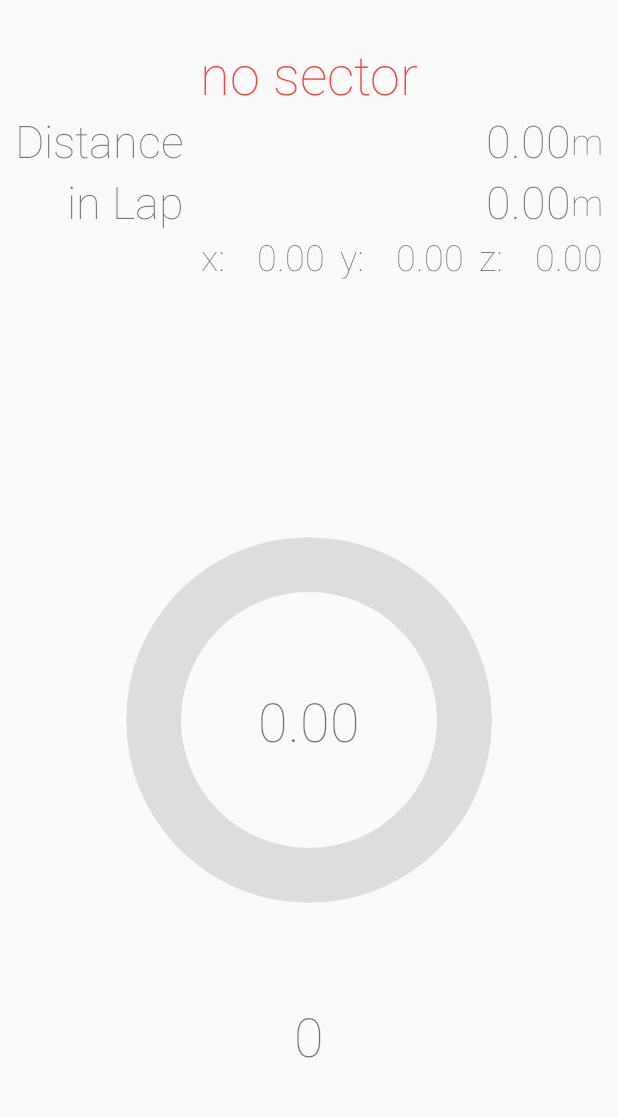
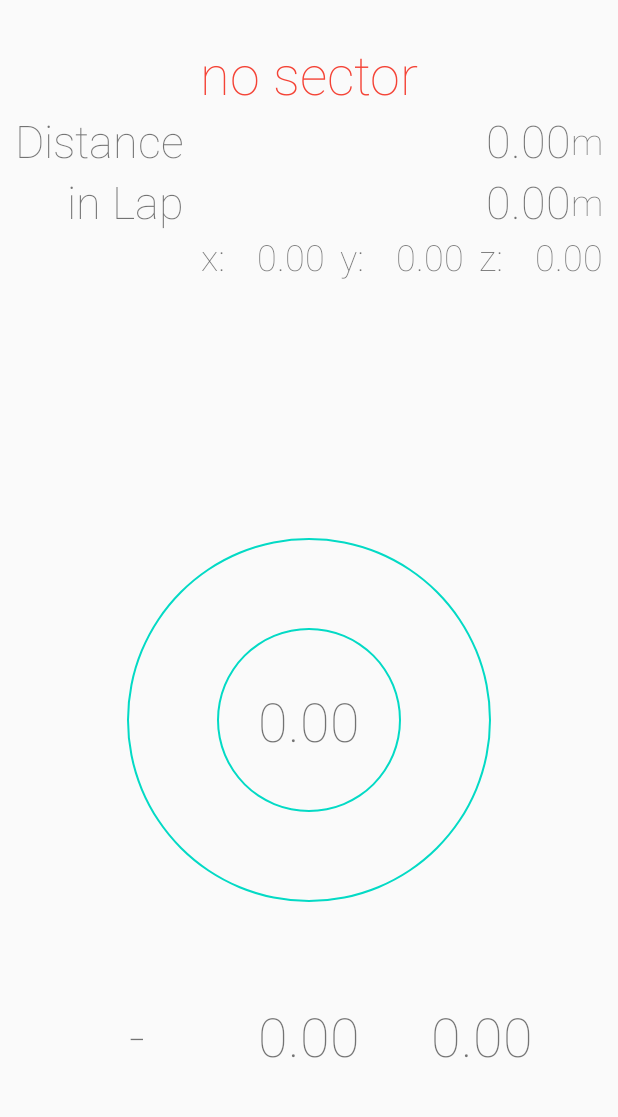
Before and after one commit to KnightsWhoSayNi0/ForzaTelemetry, an Android app: the screen it shows after launch (MainActivity), on a phone screen of 412 x 824 dp, the part 62-1179 px from its top. Run offline under Robolectric (Android 15) with nearby library versions, the phone set to English and light mode, and no system bars; our stand-ins replace data binding.

Commit message:
messed things up further

```diff
--- a/app/src/main/java/de/henrikkaltenbach/forzatelemetry/network/DataProcessor.java
+++ b/app/src/main/java/de/henrikkaltenbach/forzatelemetry/network/DataProcessor.java
@@ -46,6 +46,14 @@ public class DataProcessor {
 
         if (!raceOn || telemetry.getIsRaceOn() == 1) {
             if (counter % processingRate == 0) {
+                proceedParsing(data, counter);
+            }
+        } else {
+            resetMaxMeasuredValues();
+        }
+    }
+
+    private void proceedParsing(byte[] data, int counter) {
         // region Forza data out
         //
         telemetry.setEngineMaxRpm(getBytes(data, 8, 12).getFloat());
@@ -170,16 +178,12 @@ public class DataProcessor {
         }
         // endregion Calculated data
     }
-        } else {
+
+    private void resetMaxMeasuredValues() {
         calculated.setMaxMeasuredAcceleration(-1f);
-            calculated.setMaxMeasuredBoost(-1f);
+        calculated.setMaxMeasuredBoost(100f);
         calculated.setMaxMeasuredDeceleration(-1f);
         calculated.setMaxMeasuredRpm(-1f);
-        }
-    }
-
-    private void proceedParsing() {
-
     }
 
     public void setRaceOn(boolean raceOn) {
--- /dev/null
+++ b/app/src/main/java/de/henrikkaltenbach/forzatelemetry/util/FloatUtil.java
@@ -0,0 +1,14 @@
+package de.henrikkaltenbach.forzatelemetry.util;
+
+public class FloatUtil {
+
+    private FloatUtil() {}
+
+    public float convertFahrenheitToCelsius(float temperature) {
+        return (temperature - 32f) / 1.8f;
+    }
+
+    public float convertPsiToBar(float pressure) {
+        return pressure * 0.06894757f;
+    }
+}
--- /dev/null
+++ b/app/src/main/java/de/henrikkaltenbach/forzatelemetry/util/StringUtil.java
@@ -0,0 +1,12 @@
+package de.henrikkaltenbach.forzatelemetry.util;
+
+import java.util.Locale;    // Todo: decide on locale
+
+public class StringUtil {
+
+    private StringUtil() {}
+
+    public String format1p2(float fpNumber) {
+        return String.format(Locale.GERMANY, "%f", fpNumber);
+    }
+}
--- a/app/src/main/java/de/henrikkaltenbach/forzatelemetry/viewmodels/CalculatedViewModel.java
+++ b/app/src/main/java/de/henrikkaltenbach/forzatelemetry/viewmodels/CalculatedViewModel.java
@@ -255,14 +255,8 @@ public class CalculatedViewModel extends BaseObservable {
     }
 
     @Bindable
-    public int getBoostProgress() {
-        int boostProgress = 0;
-        float boostPsi = telemetry.getBoostPsi();
-        float maxMeasrdBoost = maxMeasuredBoost;
-        float fraction = boostPsi / maxMeasrdBoost;
-        float percentage = fraction * 100;
-        boostProgress = (int) percentage;
-        return boostProgress;
+    public int getBoostProgressBarProgress() {
+        return Math.round(telemetry.getBoostPsi() / maxMeasuredBoost * 100f);
     }
     // endregion Getter
 
@@ -308,9 +302,11 @@ public class CalculatedViewModel extends BaseObservable {
     }
 
     public void setMaxMeasuredBoost(float maxMeasuredBoost) {
-        this.maxMeasuredBoost = maxMeasuredBoost;
-        notifyPropertyChanged(BR.maxMeasuredBoostBar);
-        notifyPropertyChanged(BR.maxMeasuredBoostPsi);
+        if (this.maxMeasuredBoost != maxMeasuredBoost) {    // Todo: remove value changed check because unnecessary.
+            this.maxMeasuredBoost = maxMeasuredBoost;
+            notifyPropertyChanged(BR.maxMeasuredBoostPsi);
+            notifyPropertyChanged(BR.maxMeasuredBoostBar);
+        }
     }
 
     public void setMaxMeasuredDeceleration(float maxMeasuredDeceleration) {
--- a/app/src/main/java/de/henrikkaltenbach/forzatelemetry/viewmodels/TelemetryViewModel.java
+++ b/app/src/main/java/de/henrikkaltenbach/forzatelemetry/viewmodels/TelemetryViewModel.java
@@ -1068,13 +1068,13 @@ public class TelemetryViewModel extends BaseObservable {
         if (this.boost != boost) {
             if (calculated.getMaxMeasuredBoostPsi() < boost) {
                 calculated.setMaxMeasuredBoost(boost);
+                notifyPropertyChanged(BR.maxMeasuredBoostPsi);
+                notifyPropertyChanged(BR.maxMeasuredBoostBar);
             }
             this.boost = boost;
             notifyPropertyChanged(BR.boostPsi);
             notifyPropertyChanged(BR.boostBar);
-            notifyPropertyChanged(BR.maxMeasuredBoostPsi);
-            notifyPropertyChanged(BR.maxMeasuredBoostBar);
-            notifyPropertyChanged(BR.boostProgress);
+
         }
     }
 
--- a/app/src/main/res/drawable/circle.xml
+++ b/app/src/main/res/drawable/circle.xml
@@ -3,9 +3,19 @@
     <item>
         <shape
                 android:shape="ring"
-                android:thicknessRatio="7"
+                android:innerRadius="120dp"
+                android:thickness="1dp"
                 android:useLevel="false">
-            <solid android:color="#DDD" />
+            <solid android:color="@color/colorAccent" />
+        </shape>
+    </item>
+    <item>
+        <shape
+                android:shape="ring"
+                android:innerRadius="60dp"
+                android:thickness="1dp"
+                android:useLevel="false">
+            <solid android:color="@color/colorAccent" />
         </shape>
     </item>
     <item>
--- a/app/src/main/res/layout/activity_main.xml
+++ b/app/src/main/res/layout/activity_main.xml
@@ -29,11 +29,11 @@
                 android:layout_margin="10dp"
                 android:layout_width="match_parent">
             <TextView
+                    android:text="@{calculated.sector}"
                     android:fontFamily="sans-serif-thin"
                     android:id="@+id/tvSector"
                     android:layout_height="wrap_content"
                     android:layout_width="wrap_content"
-                    android:text="@{calculated.sector}"
                     android:textAlignment="center"
                     android:textColor="@{calculated.sector.equals(@string/label_no_sector) ? @color/red : @color/yellow}"
                     android:textSize="36sp"
@@ -41,118 +41,118 @@
                     app:layout_constraintStart_toStartOf="parent"
                     app:layout_constraintTop_toTopOf="parent"/>
             <TextView
+                    android:text="@string/label_distance"
                     android:fontFamily="sans-serif-thin"
                     android:id="@+id/tvDistance"
                     android:layout_height="wrap_content"
                     android:layout_width="wrap_content"
-                    android:text="@string/label_distance"
                     android:textSize="30sp"
                     app:layout_constraintStart_toStartOf="parent"
                     app:layout_constraintTop_toBottomOf="@+id/tvSector"/>
             <TextView
+                    android:text="@{@string/format_f8p2(telemetry.distanceTraveledTotal)}"
                     android:fontFamily="sans-serif-thin"
                     android:id="@+id/tvDistanceTraveledTotal"
                     android:layout_height="wrap_content"
                     android:layout_width="wrap_content"
-                    android:text="@{@string/format_f8p2(telemetry.distanceTraveledTotal)}"
                     android:textSize="30sp"
                     app:layout_constraintEnd_toStartOf="@+id/tvMeter"
                     app:layout_constraintTop_toBottomOf="@+id/tvSector"/>
             <TextView
+                    android:text="@string/unit_meter"
                     android:fontFamily="sans-serif-thin"
                     android:id="@+id/tvMeter"
                     android:layout_height="wrap_content"
                     android:layout_width="wrap_content"
-                    android:text="@string/unit_meter"
                     android:textSize="24sp"
                     app:layout_constraintBottom_toBottomOf="@+id/tvDistanceTraveledTotal"
                     app:layout_constraintEnd_toEndOf="parent"
                     app:layout_constraintTop_toBottomOf="@+id/tvSector"/>
             <TextView
+                    android:text="@string/label_in_lap"
                     android:fontFamily="sans-serif-thin"
                     android:id="@+id/tvInLap"
                     android:layout_height="wrap_content"
                     android:layout_width="wrap_content"
-                    android:text="@string/label_in_lap"
                     android:textSize="30sp"
                     app:layout_constraintEnd_toEndOf="@+id/tvDistance"
                     app:layout_constraintTop_toBottomOf="@+id/tvDistance"/>
             <TextView
+                    android:text="@{@string/format_f8p2(telemetry.distanceTraveledLap)}"
                     android:fontFamily="sans-serif-thin"
                     android:id="@+id/tvDistanceTraveledLap"
                     android:layout_height="wrap_content"
                     android:layout_width="wrap_content"
-                    android:text="@{@string/format_f8p2(telemetry.distanceTraveledLap)}"
                     android:textSize="30sp"
                     app:layout_constraintEnd_toStartOf="@+id/tvMeter2"
                     app:layout_constraintTop_toBottomOf="@+id/tvDistanceTraveledTotal"/>
             <TextView
+                    android:text="@string/unit_meter"
                     android:fontFamily="sans-serif-thin"
                     android:id="@+id/tvMeter2"
                     android:layout_height="wrap_content"
                     android:layout_width="wrap_content"
-                    android:text="@string/unit_meter"
                     android:textSize="24sp"
                     app:layout_constraintBottom_toBottomOf="@+id/tvDistanceTraveledLap"
                     app:layout_constraintEnd_toEndOf="parent"
                     app:layout_constraintTop_toBottomOf="@+id/tvDistanceTraveledTotal"/>
             <TextView
+                    android:text="@string/label_positionX"
                     android:fontFamily="sans-serif-thin"
                     android:id="@+id/tvX"
                     android:layout_height="wrap_content"
                     android:layout_width="wrap_content"
                     android:paddingEnd="10dp"
                     android:paddingStart="10dp"
-                    android:text="@string/label_positionX"
                     android:textSize="24sp"
                     app:layout_constraintTop_toBottomOf="@+id/tvDistanceTraveledLap"
                     app:layout_constraintEnd_toStartOf="@+id/tvPositionX"/>
             <TextView
+                    android:text="@{@string/format_f6p2(telemetry.positionX)}"
                     android:fontFamily="sans-serif-thin"
                     android:id="@+id/tvPositionX"
                     android:layout_height="wrap_content"
                     android:layout_width="wrap_content"
-                    android:text="@{@string/format_f6p2(telemetry.positionX)}"
                     android:textSize="24sp"
                     app:layout_constraintTop_toBottomOf="@+id/tvDistanceTraveledLap"
                     app:layout_constraintEnd_toStartOf="@+id/tvY"/>
             <TextView
+                    android:text="@string/label_positionY"
                     android:fontFamily="sans-serif-thin"
                     android:id="@+id/tvY"
                     android:layout_height="wrap_content"
                     android:layout_width="wrap_content"
                     android:paddingEnd="10dp"
                     android:paddingStart="10dp"
-                    android:text="@string/label_positionY"
                     android:textSize="24sp"
                     app:layout_constraintTop_toBottomOf="@+id/tvDistanceTraveledLap"
                     app:layout_constraintEnd_toStartOf="@+id/tvPositionY"/>
             <TextView
+                    android:text="@{@string/format_f6p2(telemetry.positionY)}"
                     android:fontFamily="sans-serif-thin"
                     android:id="@+id/tvPositionY"
                     android:layout_height="wrap_content"
                     android:layout_width="wrap_content"
-                    android:text="@{@string/format_f6p2(telemetry.positionY)}"
                     android:textSize="24sp"
                     app:layout_constraintTop_toBottomOf="@+id/tvDistanceTraveledLap"
                     app:layout_constraintEnd_toStartOf="@+id/tvZ"/>
             <TextView
+                    android:text="@string/label_positionZ"
                     android:fontFamily="sans-serif-thin"
                     android:id="@+id/tvZ"
                     android:layout_height="wrap_content"
                     android:layout_width="wrap_content"
                     android:paddingEnd="10dp"
                     android:paddingStart="10dp"
-                    android:text="@string/label_positionZ"
                     android:textSize="24sp"
                     app:layout_constraintTop_toBottomOf="@+id/tvDistanceTraveledLap"
                     app:layout_constraintEnd_toStartOf="@+id/tvPositionZ"/>
             <TextView
+                    android:text="@{@string/format_f6p2(telemetry.positionZ)}"
                     android:fontFamily="sans-serif-thin"
                     android:id="@+id/tvPositionZ"
                     android:layout_height="wrap_content"
                     android:layout_width="wrap_content"
-                    android:text="@{@string/format_f6p2(telemetry.positionZ)}"
                     android:textSize="24sp"
                     app:layout_constraintTop_toBottomOf="@+id/tvDistanceTraveledLap"
                     app:layout_constraintEnd_toEndOf="parent"/>
@@ -160,15 +160,15 @@
                     android:id="@+id/pbBoost"
                     android:layout_width="256dp"
                     android:layout_height="256dp"
-                    android:progress="@{calculated.boostProgress}"
+                    android:progress="@{calculated.boostProgressBarProgress}"
                     style="@style/CircularDeterminateProgressBar"
                     app:layout_constraintStart_toStartOf="parent"
                     app:layout_constraintTop_toBottomOf="@+id/tvX"
                     app:layout_constraintEnd_toEndOf="parent"
                     app:layout_constraintBottom_toBottomOf="parent"/>
             <TextView
+                    android:text="@{@string/format_f3p2(telemetry.boostBar)}"
                     android:id="@+id/tvBoost"
-                    android:text="@{@string/format_f3p2(telemetry.boostBar)}"
                     android:layout_width="wrap_content"
                     android:layout_height="wrap_content"
                     android:fontFamily="sans-serif-thin"
@@ -178,16 +178,38 @@
                     app:layout_constraintEnd_toEndOf="@+id/pbBoost"
                     app:layout_constraintStart_toStartOf="@+id/pbBoost"/>
             <TextView
+                    android:text="-"
+                    android:layout_width="wrap_content"
+                    android:layout_height="wrap_content"
+                    android:id="@+id/textView"
+                    app:layout_constraintBottom_toBottomOf="parent"
+                    app:layout_constraintTop_toBottomOf="@+id/pbBoost"
+                    app:layout_constraintEnd_toStartOf="@+id/tvBoostProgress"
+                    app:layout_constraintStart_toStartOf="parent"
+                    android:fontFamily="sans-serif-thin"
+                    android:textSize="36sp"/>
+            <TextView
                     android:id="@+id/tvBoostProgress"
-                    android:text="@{String.valueOf(calculated.boostProgress)}"
+                    android:text="@{@string/format_f3p2(telemetry.boostBar)}"
                     android:layout_width="wrap_content"
                     android:layout_height="wrap_content"
                     android:fontFamily="sans-serif-thin"
                     android:textSize="36sp"
                     app:layout_constraintBottom_toBottomOf="parent"
+                    app:layout_constraintTop_toBottomOf="@+id/pbBoost"
                     app:layout_constraintEnd_toEndOf="parent"
-                    app:layout_constraintStart_toStartOf="parent"
-                    app:layout_constraintTop_toBottomOf="@+id/pbBoost"/>
+                    app:layout_constraintStart_toStartOf="parent"/>
+            <TextView
+                    android:text="@{@string/format_f3p2(calculated.maxMeasuredBoostBar)}"
+                    android:layout_width="wrap_content"
+                    android:layout_height="wrap_content"
+                    android:id="@+id/textView2"
+                    app:layout_constraintBottom_toBottomOf="parent"
+                    app:layout_constraintTop_toBottomOf="@+id/pbBoost"
+                    app:layout_constraintEnd_toEndOf="parent"
+                    app:layout_constraintStart_toEndOf="@+id/tvBoostProgress"
+                    android:fontFamily="sans-serif-thin"
+                    android:textSize="36sp"/>
         </androidx.constraintlayout.widget.ConstraintLayout>
     </LinearLayout>
 </layout>
```
Lines whose indentation alone changed are shown as unchanged.
